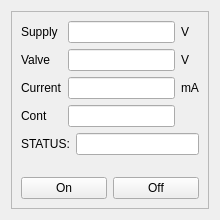
cuspaceflight/m4-gcs, file gcs/frontend/ui/Ui_channel_widget.ui: the form before one commit.
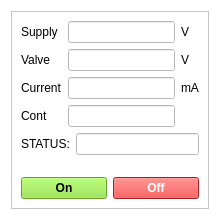
The form after the commit.

Diff of the .ui file:
```diff
--- a/gcs/frontend/ui/Ui_channel_widget.ui
+++ b/gcs/frontend/ui/Ui_channel_widget.ui
@@ -19,6 +19,9 @@
   <property name="windowTitle">
    <string>Form</string>
   </property>
+  <property name="styleSheet">
+   <string notr="true">background-color: rgb(255, 255, 255);</string>
+  </property>
   <layout class="QVBoxLayout" name="verticalLayout_2">
    <item>
     <widget class="QFrame" name="frame">
@@ -144,6 +147,15 @@
        <layout class="QHBoxLayout" name="horizontalLayout">
         <item>
          <widget class="QPushButton" name="pushButton_on">
+          <property name="font">
+           <font>
+            <weight>75</weight>
+            <bold>true</bold>
+           </font>
+          </property>
+          <property name="styleSheet">
+           <string notr="true">background-color: rgb(138, 226, 52);</string>
+          </property>
           <property name="text">
            <string>On</string>
           </property>
@@ -151,6 +163,16 @@
         </item>
         <item>
          <widget class="QPushButton" name="pushButton_on_2">
+          <property name="font">
+           <font>
+            <weight>75</weight>
+            <bold>true</bold>
+           </font>
+          </property>
+          <property name="styleSheet">
+           <string notr="true">background-color: rgb(239, 41, 41);
+color: rgb(255, 255, 255);</string>
+          </property>
           <property name="text">
            <string>Off</string>
           </property>
```
